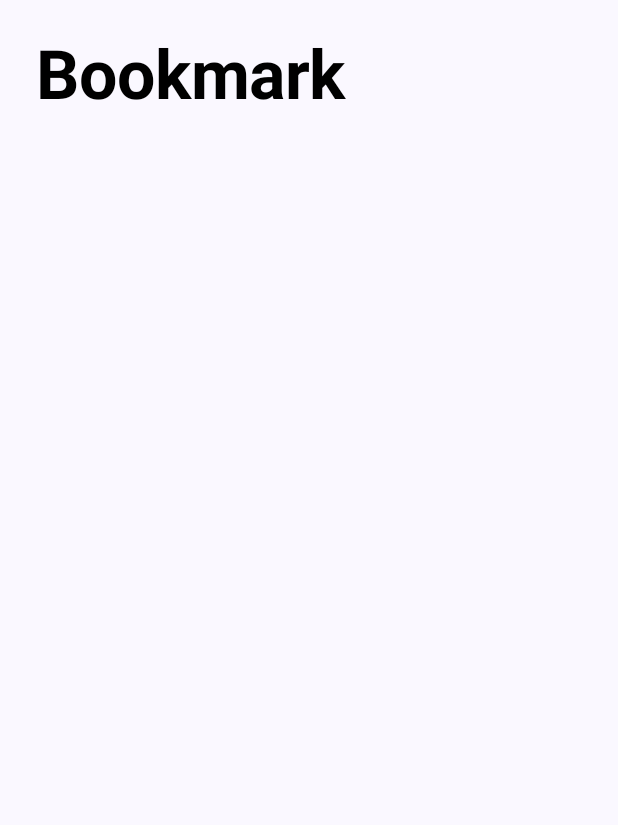
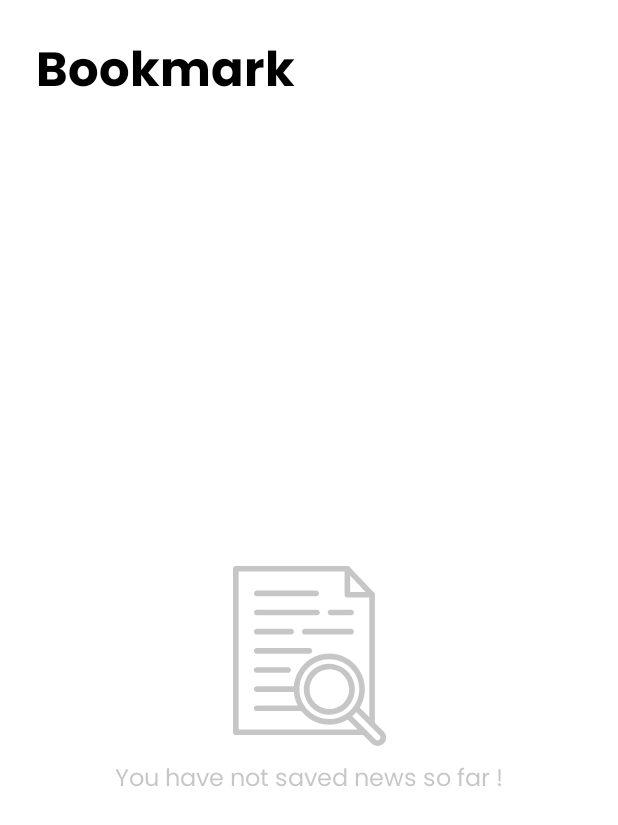
Before and after one commit to Naveenkus/NewsApp, an Android app built with Jetpack Compose: the composable BookmarkScreen shown on its own in the app's theme, on a phone screen of 412 x 824 dp. Shown: the top 825 px of the screen. Run offline under Robolectric (Android 15) with nearby library versions, the phone set to English and light mode, and no system bars; our stand-ins replace Dagger/Hilt's generated code, accompanist, paging; 1 statement that could not run was skipped.

Commit message:
App complete

```diff
--- a/app/build.gradle.kts
+++ b/app/build.gradle.kts
@@ -11,7 +11,7 @@ android {
     compileSdk = 34
 
     defaultConfig {
-        applicationId = "com.example.newsapp"
+        applicationId = "com.loc.newsapp"
         minSdk = 24
         targetSdk = 34
         versionCode = 1
@@ -122,4 +122,5 @@ dependencies {
     annotationProcessor("androidx.room:room-compiler:$room_version")
     ksp("androidx.room:room-compiler:$room_version")
     implementation ("androidx.room:room-ktx:$room_version")
+
 }
--- a/app/src/main/java/com/example/newsapp/ui/theme/Color.kt
+++ /dev/null
@@ -1,11 +0,0 @@
-package com.example.newsapp.ui.theme
-
-import androidx.compose.ui.graphics.Color
-
-val Purple80 = Color(0xFFD0BCFF)
-val PurpleGrey80 = Color(0xFFCCC2DC)
-val Pink80 = Color(0xFFEFB8C8)
-
-val Purple40 = Color(0xFF6650a4)
-val PurpleGrey40 = Color(0xFF625b71)
-val Pink40 = Color(0xFF7D5260)
--- a/app/src/main/java/com/example/newsapp/ui/theme/Theme.kt
+++ /dev/null
@@ -1,70 +0,0 @@
-package com.example.newsapp.ui.theme
-
-import android.app.Activity
-import android.os.Build
-import androidx.compose.foundation.isSystemInDarkTheme
-import androidx.compose.material3.MaterialTheme
-import androidx.compose.material3.darkColorScheme
-import androidx.compose.material3.dynamicDarkColorScheme
-import androidx.compose.material3.dynamicLightColorScheme
-import androidx.compose.material3.lightColorScheme
-import androidx.compose.runtime.Composable
-import androidx.compose.runtime.SideEffect
-import androidx.compose.ui.graphics.toArgb
-import androidx.compose.ui.platform.LocalContext
-import androidx.compose.ui.platform.LocalView
-import androidx.core.view.WindowCompat
-
-private val DarkColorScheme = darkColorScheme(
-    primary = Purple80,
-    secondary = PurpleGrey80,
-    tertiary = Pink80
-)
-
-private val LightColorScheme = lightColorScheme(
-    primary = Purple40,
-    secondary = PurpleGrey40,
-    tertiary = Pink40
-
-    /* Other default colors to override
-    background = Color(0xFFFFFBFE),
-    surface = Color(0xFFFFFBFE),
-    onPrimary = Color.White,
-    onSecondary = Color.White,
-    onTertiary = Color.White,
-    onBackground = Color(0xFF1C1B1F),
-    onSurface = Color(0xFF1C1B1F),
-    */
-)
-
-@Composable
-fun NewsAppTheme(
-    darkTheme: Boolean = isSystemInDarkTheme(),
-    // Dynamic color is available on Android 12+
-    dynamicColor: Boolean = true,
-    content: @Composable () -> Unit
-) {
-    val colorScheme = when {
-        dynamicColor && Build.VERSION.SDK_INT >= Build.VERSION_CODES.S -> {
-            val context = LocalContext.current
-            if (darkTheme) dynamicDarkColorScheme(context) else dynamicLightColorScheme(context)
-        }
-
-        darkTheme -> DarkColorScheme
-        else -> LightColorScheme
-    }
-    val view = LocalView.current
-    if (!view.isInEditMode) {
-        SideEffect {
-            val window = (view.context as Activity).window
-            window.statusBarColor = colorScheme.primary.toArgb()
-            WindowCompat.getInsetsController(window, view).isAppearanceLightStatusBars = darkTheme
-        }
-    }
-
-    MaterialTheme(
-        colorScheme = colorScheme,
-        typography = Typography,
-        content = content
-    )
-}
--- a/app/src/main/java/com/example/newsapp/ui/theme/Type.kt
+++ /dev/null
@@ -1,34 +0,0 @@
-package com.example.newsapp.ui.theme
-
-import androidx.compose.material3.Typography
-import androidx.compose.ui.text.TextStyle
-import androidx.compose.ui.text.font.FontFamily
-import androidx.compose.ui.text.font.FontWeight
-import androidx.compose.ui.unit.sp
-
-// Set of Material typography styles to start with
-val Typography = Typography(
-    bodyLarge = TextStyle(
-        fontFamily = FontFamily.Default,
-        fontWeight = FontWeight.Normal,
-        fontSize = 16.sp,
-        lineHeight = 24.sp,
-        letterSpacing = 0.5.sp
-    )
-    /* Other default text styles to override
-    titleLarge = TextStyle(
-        fontFamily = FontFamily.Default,
-        fontWeight = FontWeight.Normal,
-        fontSize = 22.sp,
-        lineHeight = 28.sp,
-        letterSpacing = 0.sp
-    ),
-    labelSmall = TextStyle(
-        fontFamily = FontFamily.Default,
-        fontWeight = FontWeight.Medium,
-        fontSize = 11.sp,
-        lineHeight = 16.sp,
-        letterSpacing = 0.5.sp
-    )
-    */
-)
--- a/app/src/main/java/com/loc/newsapp/data/remote/NewsPagingSource.kt
+++ b/app/src/main/java/com/loc/newsapp/data/remote/NewsPagingSource.kt
@@ -30,7 +30,7 @@ class NewsPagingSource(
         }
     }
 
-    override fun getRefreshKey(state: PagingState<Int, Article>): Int? {
+    override fun getRefreshKey  (state: PagingState<Int, Article>): Int? {
         return state.anchorPosition?.let { anchorPosition ->
             val anchorPage = state.closestPageToPosition(anchorPosition)
             anchorPage?.prevKey?.plus(1) ?: anchorPage?.nextKey?.minus(1)
--- a/app/src/main/java/com/loc/newsapp/domain/usecases/news/DeleteArticle.kt
+++ b/app/src/main/java/com/loc/newsapp/domain/usecases/news/DeleteArticle.kt
@@ -1,13 +1,13 @@
 package com.loc.newsapp.domain.usecases.news
 
+import com.loc.newsapp.data.local.NewsDao
 import com.loc.newsapp.domain.model.Article
-import com.loc.newsapp.domain.repository.NewsRepository
 
 class DeleteArticle(
-    private val newsRepository: NewsRepository
+    private val newsDao: NewsDao
 ) {
 
     suspend operator fun invoke(article: Article){
-       newsRepository.deleteArticle(article)
+       newsDao.delete(article)
     }
 }
--- a/app/src/main/java/com/loc/newsapp/domain/usecases/news/SelectArticles.kt
+++ b/app/src/main/java/com/loc/newsapp/domain/usecases/news/SelectArticles.kt
@@ -1,14 +1,14 @@
 package com.loc.newsapp.domain.usecases.news
 
+import com.loc.newsapp.data.local.NewsDao
 import com.loc.newsapp.domain.model.Article
-import com.loc.newsapp.domain.repository.NewsRepository
 import kotlinx.coroutines.flow.Flow
 
 class SelectArticles (
-    private val newsRepository: NewsRepository
+    private val newsDao: NewsDao
 ) {
 
      operator fun invoke() : Flow<List<Article>> {
-        return newsRepository.selectArticles()
+        return newsDao.getArticles()
     }
 }
--- a/app/src/main/java/com/loc/newsapp/domain/usecases/news/UpsertArticle.kt
+++ b/app/src/main/java/com/loc/newsapp/domain/usecases/news/UpsertArticle.kt
@@ -1,13 +1,13 @@
 package com.loc.newsapp.domain.usecases.news
 
+import com.loc.newsapp.data.local.NewsDao
 import com.loc.newsapp.domain.model.Article
-import com.loc.newsapp.domain.repository.NewsRepository
 
 class UpsertArticle(
-    private val newsRepository: NewsRepository
+    private val newsDao: NewsDao
 ) {
 
     suspend operator fun invoke(article: Article){
-        newsRepository.upsertArticl(article)
+        newsDao.upsert(article)
     }
 }
--- a/app/src/main/java/com/loc/newsapp/presentation/common/ArticlesList.kt
+++ b/app/src/main/java/com/loc/newsapp/presentation/common/ArticlesList.kt
@@ -20,6 +20,9 @@ fun ArticlesList (
     articles: List<Article>,
     onClick : (Article) -> Unit
 ){
+    if (articles.isEmpty()){
+        EmptyScreen()
+    }
         LazyColumn (
             modifier = modifier.fillMaxSize(),
             verticalArrangement = Arrangement.spacedBy(MediumPadding1),
@@ -72,6 +75,13 @@ fun handlePagingResult(
             false
         }
         error != null -> {
+            EmptyScreen(
+                error = error
+            )
+            false
+        }
+
+        articles.itemCount == 0 -> {
             EmptyScreen()
             false
         }
--- a/app/src/main/java/com/loc/newsapp/presentation/common/EmptyScreen.kt
+++ b/app/src/main/java/com/loc/newsapp/presentation/common/EmptyScreen.kt
@@ -23,12 +23,10 @@ import androidx.compose.ui.Modifier
 import androidx.compose.ui.draw.alpha
 import androidx.compose.ui.graphics.Color.Companion.DarkGray
 import androidx.compose.ui.graphics.Color.Companion.LightGray
-import androidx.compose.ui.graphics.DefaultAlpha
 import androidx.compose.ui.res.painterResource
 import androidx.compose.ui.tooling.preview.Preview
 import androidx.compose.ui.unit.dp
 import androidx.paging.LoadState
-
 import com.loc.newsapp.R
 import java.net.ConnectException
 import java.net.SocketTimeoutException
@@ -55,7 +53,8 @@ fun EmptyScreen(error: LoadState.Error? = null) {
 
     val alphaAnimation by animateFloatAsState(
         targetValue = if (startAnimation) 0.3f else 0f,
-        animationSpec = tween(durationMillis = 1000)
+        animationSpec = tween(durationMillis = 1500),
+        label = ""
     )
 
     LaunchedEffect(key1 = true) {
--- a/app/src/main/java/com/loc/newsapp/util/Constants.kt
+++ b/app/src/main/java/com/loc/newsapp/util/Constants.kt
@@ -8,7 +8,7 @@ object Constants {
 
     const val API_KEY = "673d67f6a21e4fb18e7e288b863a8d43"
 
-    const val BASE_URL = "https://newsapi.org/"
+    const val BASE_URL = "https://newsapi.org/v2/"
 
     const val NEWS_DATABASE_NAME = "news_db"
 }
```
Also changed, not shown: app/src/main/java/com/example/newsapp/MainActivity.kt (deleted, +0 -46 lines), app/src/main/java/com/loc/newsapp/di/AppModule.kt (+4 -4 lines), app/src/main/java/com/loc/newsapp/domain/usecases/news/SelectArticle.kt (+4 -5 lines).
